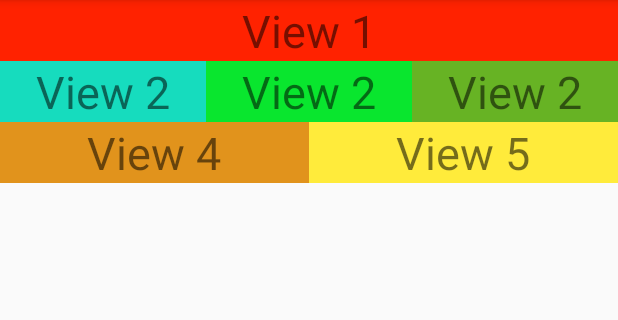
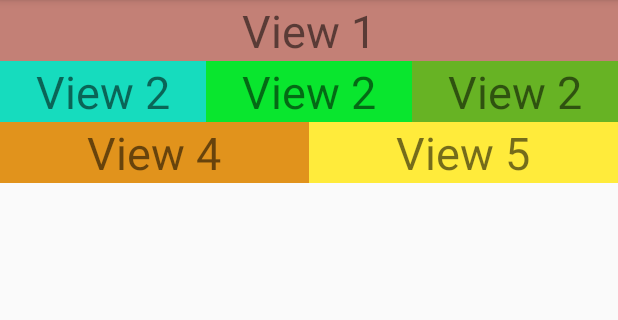
Before and after one commit to tanphat171/TableLayout02062020, an Android app: the screen it shows after launch (MainActivity), on a phone screen of 412 x 824 dp, the part 84-404 px from its top. Run offline under Robolectric (Android 15) with nearby library versions, the phone set to English and light mode, and no system bars.

Commit message:
layout_span

```diff
--- a/app/src/main/res/layout/activity_main.xml
+++ b/app/src/main/res/layout/activity_main.xml
@@ -4,40 +4,40 @@
     xmlns:tools="http://schemas.android.com/tools"
     android:layout_width="match_parent"
     android:layout_height="match_parent"
-
+    android:stretchColumns="*"
     tools:context=".MainActivity">
 
     <TableRow>
         <TextView
+            android:layout_span="6"
             android:gravity="center"
-            android:layout_weight="1"
             android:layout_width="wrap_content"
             android:layout_height="wrap_content"
-            android:background="#f20"
+            android:background="#C38076"
             android:textSize="30sp"
             android:text="View 1" />
 
     </TableRow>
     <TableRow>
         <TextView
+            android:layout_span="2"
             android:gravity="center"
-            android:layout_weight="1"
-            android:layout_width="wrap_content"
+            android:layout_width="0dp"
             android:layout_height="wrap_content"
             android:background="#16DCBE"
             android:textSize="30sp"
             android:text="View 2" />
         <TextView
+            android:layout_span="2"
             android:gravity="center"
-            android:layout_weight="1"
-            android:layout_width="wrap_content"
+            android:layout_width="0dp"
             android:layout_height="wrap_content"
             android:background="#09E62E"
             android:textSize="30sp"
             android:text="View 2" />
         <TextView
             android:gravity="center"
-            android:layout_weight="1"
+            android:layout_span="2"
             android:layout_width="wrap_content"
             android:layout_height="wrap_content"
             android:background="#67B324"
@@ -47,17 +47,17 @@
     </TableRow>
     <TableRow>
         <TextView
+            android:layout_span="3"
             android:gravity="center"
-            android:layout_weight="1"
-            android:layout_width="wrap_content"
+            android:layout_width="0dp"
             android:layout_height="wrap_content"
             android:background="#E1931C"
             android:textSize="30sp"
             android:text="View 4" />
         <TextView
             android:gravity="center"
-            android:layout_weight="1"
-            android:layout_width="wrap_content"
+            android:layout_span="3"
+            android:layout_width="0dp"
             android:layout_height="wrap_content"
             android:background="#FFEB3B"
             android:textSize="30sp"
```
